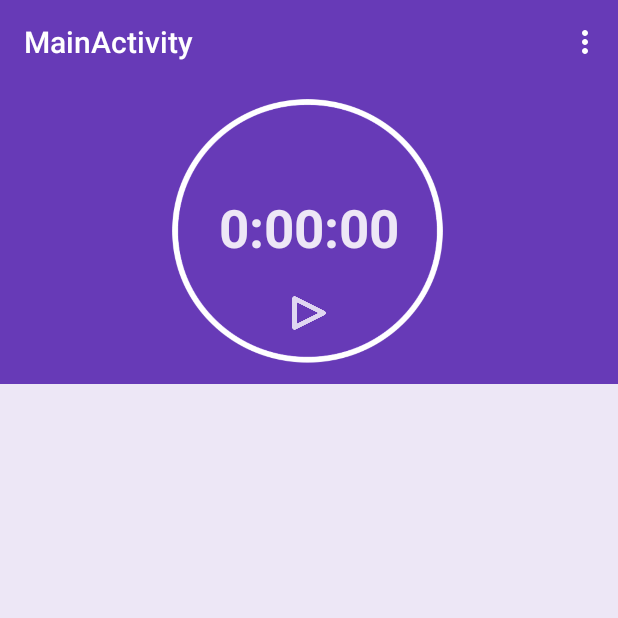
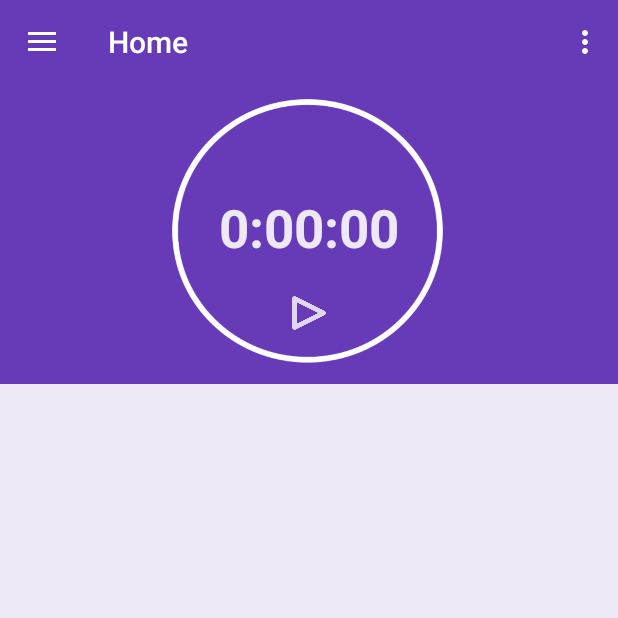
Before and after one commit to coldBl00d/StudyApp, an Android app: the screen it shows after launch (MainActivity), on a phone screen of 412 x 824 dp, the top half of it. Run offline under Robolectric (Android 15) with nearby library versions, the phone set to English and light mode, and no system bars.

Commit message:
made a few changes

```diff
--- a/app/build.gradle
+++ b/app/build.gradle
@@ -23,5 +23,6 @@ dependencies {
     compile fileTree(include: ['*.jar'], dir: 'libs')
     compile 'com.android.support:appcompat-v7:22.2.1'
     compile 'com.android.support:recyclerview-v7:21.0.+'
+    compile 'com.android.support:cardview-v7:22.2.1'
     compile 'com.amulyakhare:com.amulyakhare.textdrawable:1.0.1'
 }
--- a/app/src/main/AndroidManifest.xml
+++ b/app/src/main/AndroidManifest.xml
@@ -7,7 +7,6 @@
         android:icon="@drawable/ic_launcher"
         android:label="@string/app_name"
         android:theme="@style/AppTheme" >
-
         <activity
             android:name=".MainActivity"
             android:label="@string/title_activity_main" >
--- a/app/src/main/java/com/nvworks/studyapp/MainActivity.java
+++ b/app/src/main/java/com/nvworks/studyapp/MainActivity.java
@@ -3,6 +3,7 @@ package com.nvworks.studyapp;
 import android.app.Fragment;
 import android.app.FragmentManager;
 import android.app.FragmentTransaction;
+import android.support.v4.widget.DrawerLayout;
 import android.support.v7.app.ActionBarActivity;
 import android.os.Bundle;
 import android.util.Log;
@@ -24,12 +25,17 @@ public class MainActivity extends ActionBarActivity  {
     protected void onCreate(Bundle savedInstanceState) {
         super.onCreate(savedInstanceState);
         setContentView(R.layout.activity_main);
-        Log.d(className,"Calling LoadFragment Method");
+        Log.d(className, "Calling LoadFragment Method");
         LoadFragment();
         toolbar = (Toolbar) findViewById(R.id.app_bar);
         setSupportActionBar(toolbar);
 
+        getSupportActionBar().setDisplayShowHomeEnabled(true);
 
+        getSupportActionBar().setTitle("Home");
+
+        NavgationFragment navfrag = (NavgationFragment) getFragmentManager().findFragmentById(R.id.nav_fragment);
+        navfrag.setup((DrawerLayout) findViewById(R.id.maindrawerlayout), toolbar);
     }
 
 
--- /dev/null
+++ b/app/src/main/java/com/nvworks/studyapp/NavgationFragment.java
@@ -0,0 +1,87 @@
+package com.nvworks.studyapp;
+
+
+import android.content.Context;
+import android.content.Intent;
+import android.os.Bundle;
+import android.app.Fragment;
+import android.support.v4.widget.DrawerLayout;
+import android.support.v7.app.ActionBarDrawerToggle;
+import android.support.v7.widget.Toolbar;
+import android.util.Log;
+import android.view.LayoutInflater;
+import android.view.View;
+import android.view.ViewGroup;
+
+
+/**
+ * A simple {@link Fragment} subclass.
+ */
+public class NavgationFragment extends Fragment {
+
+    private DrawerLayout mDrawerLayout;
+    private ActionBarDrawerToggle mDrawerToggle;
+
+    private Context context;
+    public NavgationFragment() {
+        // Required empty public constructor
+    }
+
+
+    @Override
+    public View onCreateView(LayoutInflater inflater, ViewGroup container,
+                             Bundle savedInstanceState) {
+        // Inflate the layout for this fragment
+        return inflater.inflate(R.layout.fragment_navgation, container, false);
+    }
+
+    public void setup(DrawerLayout drawerlayout, final Toolbar toolbar) {
+        mDrawerLayout = drawerlayout;
+        mDrawerToggle = new ActionBarDrawerToggle(getActivity(),drawerlayout,toolbar, R.string.open,R.string.close){
+
+
+            @Override
+            public void onDrawerOpened(View drawerView) {
+                super.onDrawerOpened(drawerView);
+                getActivity().invalidateOptionsMenu();
+                Log.i("openein", "open");
+
+
+            }
+
+            @Override
+            public void onDrawerClosed(View drawerView) {
+                super.onDrawerClosed(drawerView);
+                getActivity().invalidateOptionsMenu();
+                Log.i("close","close");
+
+            }
+
+            @Override
+            public void onDrawerSlide(View drawerView, float slideOffset) {
+                super.onDrawerSlide(drawerView, slideOffset);
+
+
+
+                if(slideOffset<.4)
+                {
+                    toolbar.setAlpha(1 - slideOffset);
+                }
+
+
+            }
+        };
+        mDrawerLayout.setDrawerListener(mDrawerToggle);
+        mDrawerLayout.post(new Runnable() {
+            @Override
+            public void run() {
+                mDrawerToggle.syncState();
+            }
+        });
+
+    }
+
+
+
+
+}
--- a/app/src/main/java/com/nvworks/studyapp/fStopWatch.java
+++ b/app/src/main/java/com/nvworks/studyapp/fStopWatch.java
@@ -74,8 +74,8 @@ public class fStopWatch extends Fragment implements View.OnClickListener {
         {
             case R.id.startButton:
 
-                //getFragmentManager().beginTransaction().add(R.id.main_bottomFrag,new SelectSchedule()).commit();  //---- Starts the select sub frag
-                //stopWatch.start();                                                                                //----Starts the stopWatch
+                getFragmentManager().beginTransaction().add(R.id.main_bottomFrag,new selectSchedule()).commit();  //---- Starts the select sub frag
+                stopWatch.start();                                                                                //----Starts the stopWatch
                 break;
         }
     }
--- a/app/src/main/res/layout/activity_main.xml
+++ b/app/src/main/res/layout/activity_main.xml
@@ -1,23 +1,38 @@
-<android.support.v4.widget.DrawerLayout xmlns:android="http://schemas.android.com/apk/res/android"
+<?xml version="1.0" encoding="utf-8"?>
+<LinearLayout xmlns:android="http://schemas.android.com/apk/res/android"
+    xmlns:app="http://schemas.android.com/apk/res-auto"
+
     xmlns:tools="http://schemas.android.com/tools"
-    xmlns:app="http://schemas.android.com/apk/res-auto"
+
     android:layout_width="match_parent"
-    android:layout_height="match_parent">
+    android:layout_height="match_parent"
+    android:orientation="vertical">
+
+    <include
+        android:id="@+id/app_bar"
+        layout="@layout/app_bar" />
+
+<android.support.v4.widget.DrawerLayout
+    android:layout_width="match_parent"
+    android:layout_height="match_parent"
+    android:id="@+id/maindrawerlayout"
+        >
 
 
 
-    <RelativeLayout
+    <LinearLayout
         android:layout_width="match_parent"
         android:layout_height="match_parent"
         tools:context="com.nvworks.studyapp.MainActivity"
-        android:background="#EDE7F6">
+        android:background="#EDE7F6"
+        android:orientation="vertical">
 
-        <include layout="@layout/app_bar" android:id="@+id/app_bar"/>
+
 
         <RelativeLayout
             android:id="@+id/main_topFrag"
             android:layout_width="match_parent"
-            android:layout_height="200dp"
+            android:layout_height="wrap_content"
             android:layout_below="@+id/app_bar"
 
 
@@ -39,17 +54,18 @@
 
 
 
-    </RelativeLayout>
+    </LinearLayout>
 
 
-    <!--<fragment
-
+    <fragment
+        android:id="@+id/nav_fragment"
+        android:name="com.nvworks.studyapp.NavgationFragment"
         android:layout_width="280dp"
         android:layout_height="match_parent"
-        app:layout="@layout/fragment_navigation_drawer"
         android:layout_gravity="start"
-        android:name="com.nvworks.studyapp.NavigationDrawerFragment"
-        tools:layout="@layout/fragment_navigation_drawer" /> -->
-
+        app:layout="@layout/fragment_navgation"
+        tools:layout="@layout/fragment_navgation" />
 
 </android.support.v4.widget.DrawerLayout>
+
+</LinearLayout>
--- a/app/src/main/res/values/dimens.xml
+++ b/app/src/main/res/values/dimens.xml
@@ -2,4 +2,8 @@
     <!-- Default screen margins, per the Android Design guidelines. -->
     <dimen name="activity_horizontal_margin">16dp</dimen>
     <dimen name="activity_vertical_margin">16dp</dimen>
+
+    <!-- Per the design guidelines, navigation drawers should be between 240dp and 320dp:
+         https://developer.android.com/design/patterns/navigation-drawer.html -->
+    <dimen name="navigation_drawer_width">240dp</dimen>
 </resources>
```
Also changed, not shown: app/src/main/java/com/nvworks/database/MainDatabase.java (+42 -0 lines), app/src/main/java/com/nvworks/database/Schedule.java (added, +160 -0 lines), app/src/main/java/com/nvworks/database/Subject.java (added, +160 -0 lines), app/src/main/java/com/nvworks/studyapp/NavigationDrawerFragment.java (deleted, +0 -30 lines), app/src/main/res/layout/fragment_navgation.xml (added, +14 -0 lines), app/src/main/res/layout/subject_row.xml (+32 -8 lines), app/src/main/res/values/strings.xml (+12 -0 lines), 2 other files.
